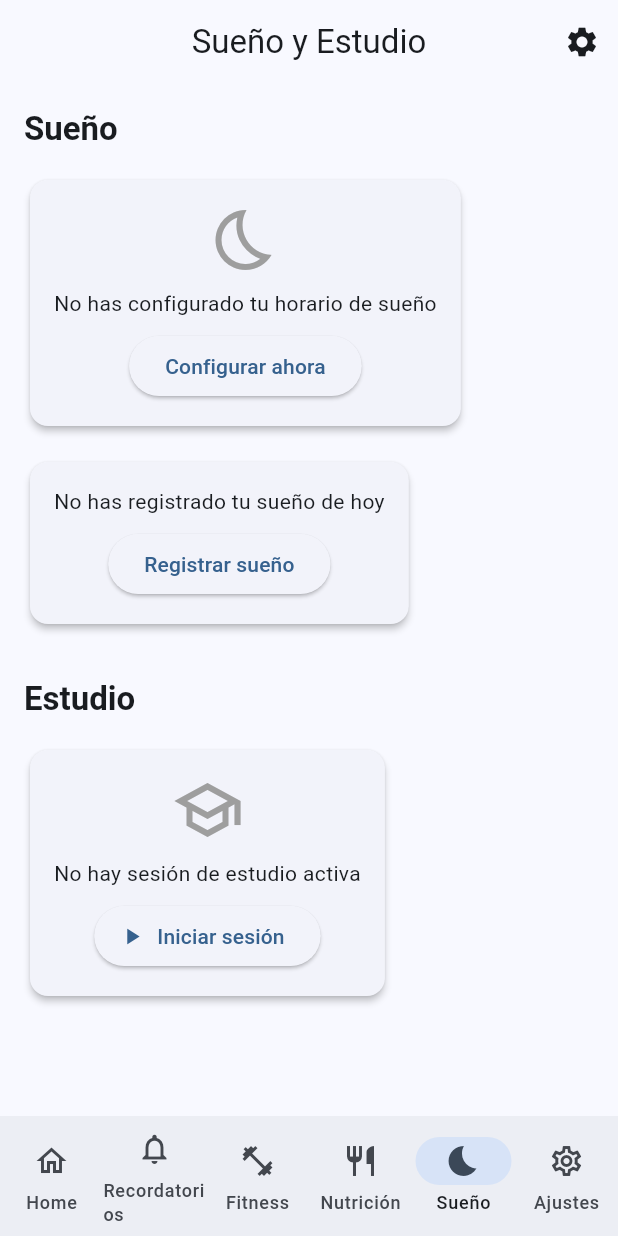
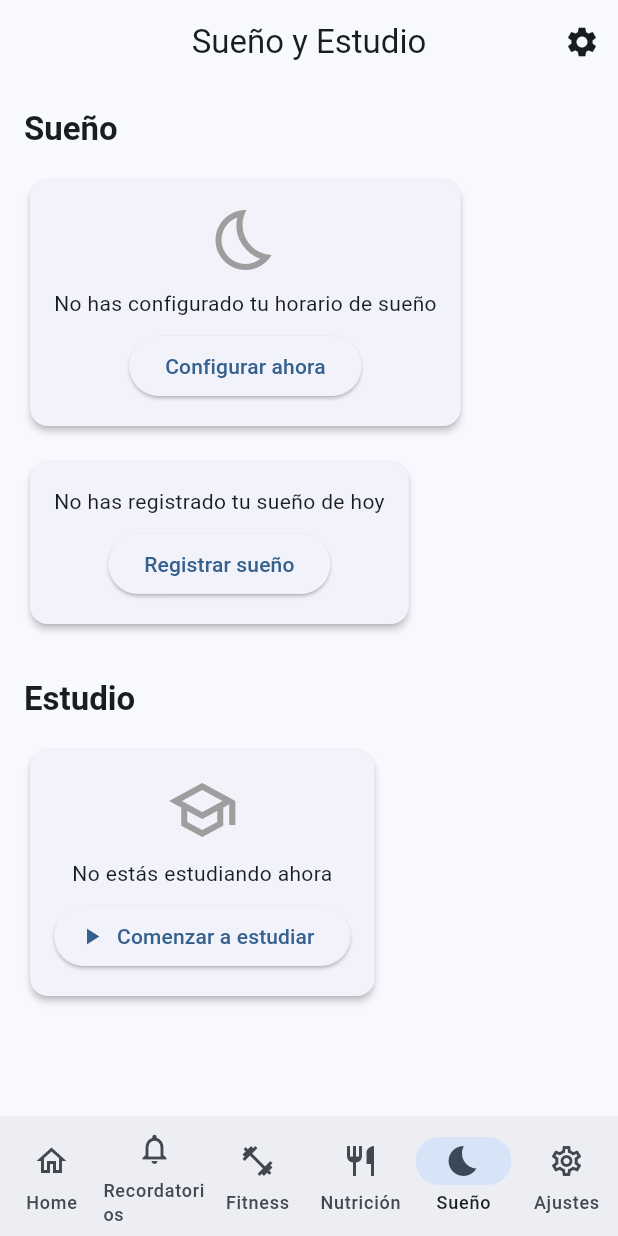
Before and after one commit to Doddieko67/app_watch, a Flutter app: the screen it shows after launch, item 5 of the bottom bar chosen, on a phone screen of 412 x 824 dp. Run offline on Flutter 3.47's test engine with Material 3 defaults, Android fonts, the phone set to English and light mode, and no system bars; our stand-ins replace drift, flutter_local_notifications, flutter_riverpod, freezed_annotation, google_generative_ai, riverpod_annotation and 2 more; accounts and stored records are empty; generated files the repository leaves out were written again.

Commit message:
fix: improve study session wording to avoid confusion
Changed ambiguous "Iniciar sesión" (could mean login) to clearer
"Comenzar a estudiar" (start studying) in Sleep & Study module.

Changes:
- "Iniciar sesión" → "Comenzar a estudiar"
- "Finalizar sesión" → "Terminar estudio"
- "Sesión en progreso" → "Estudiando ahora"
- "No hay sesión de estudio activa" → "No estás estudiando ahora"
- "Sesiones de hoy" → "Estudio de hoy"

This makes it clear we're referring to study sessions, not user login.

🤖 Generated with [Claude Code](https://claude.com/claude-code)

Co-Authored-By: Claude <noreply@anthropic.com>

```diff
--- a/lib/features/sleep_study/presentation/screens/sleep_study_home_screen.dart
+++ b/lib/features/sleep_study/presentation/screens/sleep_study_home_screen.dart
@@ -230,7 +230,7 @@ class SleepStudyHomeScreen extends ConsumerWidget {
                                 const Icon(Icons.timer),
                                 const SizedBox(width: 8),
                                 Text(
-                                  'Sesión en progreso',
+                                  'Estudiando ahora',
                                   style: Theme.of(context).textTheme.titleMedium,
                                 ),
                               ],
@@ -244,15 +244,15 @@ class SleepStudyHomeScreen extends ConsumerWidget {
                             const SizedBox(height: 8),
                             ElevatedButton(
                               onPressed: () {
-                                // Aquí iría la lógica para finalizar sesión
+                                // Aquí iría la lógica para finalizar estudio
                                 ScaffoldMessenger.of(context).showSnackBar(
                                   const SnackBar(
                                     content:
-                                        Text('Finalizar sesión próximamente'),
+                                        Text('Función próximamente'),
                                   ),
                                 );
                               },
-                              child: const Text('Finalizar sesión'),
+                              child: const Text('Terminar estudio'),
                             ),
                           ],
                         ),
@@ -271,19 +271,19 @@ class SleepStudyHomeScreen extends ConsumerWidget {
                             color: Colors.grey,
                           ),
                           const SizedBox(height: 8),
-                          const Text('No hay sesión de estudio activa'),
+                          const Text('No estás estudiando ahora'),
                           const SizedBox(height: 8),
                           ElevatedButton.icon(
                             onPressed: () {
-                              // Aquí iría la lógica para iniciar sesión
+                              // Aquí iría la lógica para iniciar sesión de estudio
                               ScaffoldMessenger.of(context).showSnackBar(
                                 const SnackBar(
-                                  content: Text('Iniciar sesión próximamente'),
+                                  content: Text('Función próximamente'),
                                 ),
                               );
                             },
                             icon: const Icon(Icons.play_arrow),
-                            label: const Text('Iniciar sesión'),
+                            label: const Text('Comenzar a estudiar'),
                           ),
                         ],
                       ),
@@ -314,12 +314,12 @@ class SleepStudyHomeScreen extends ConsumerWidget {
                         crossAxisAlignment: CrossAxisAlignment.start,
                         children: [
                           Text(
-                            'Sesiones de hoy',
+                            'Estudio de hoy',
                             style: Theme.of(context).textTheme.titleMedium,
                           ),
                           const SizedBox(height: 8),
                           Text(
-                            '${sessions.length} sesiones - ${_formatDuration(totalMinutes)}',
+                            '${sessions.length} ${sessions.length == 1 ? "sesión" : "sesiones"} - ${_formatDuration(totalMinutes)} total',
                           ),
                         ],
                       ),
```
